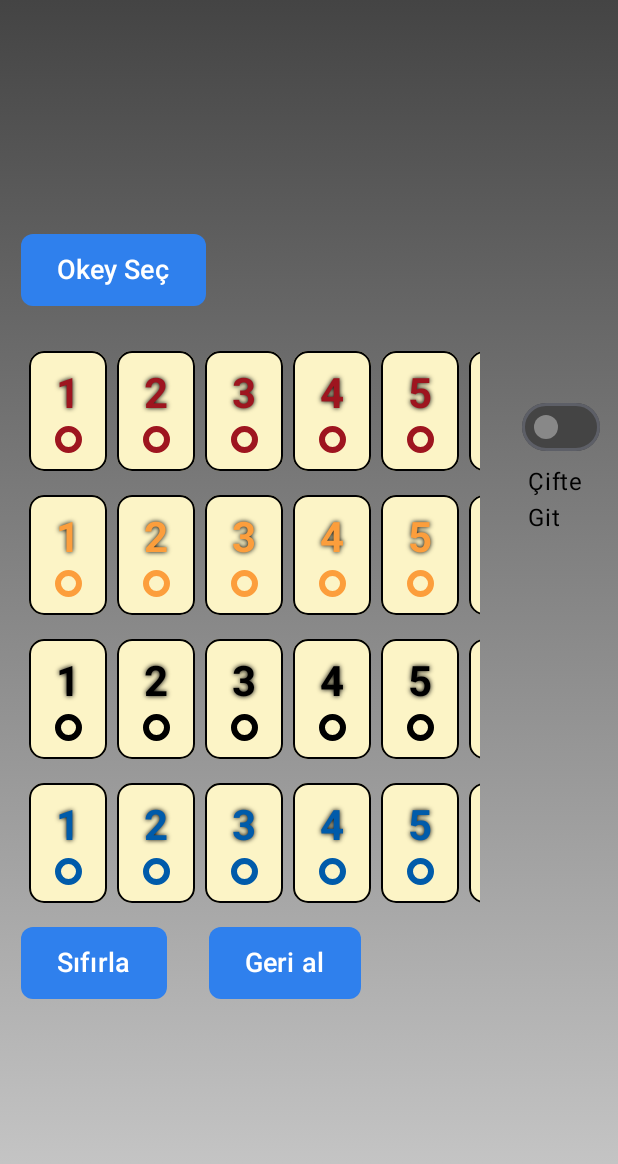
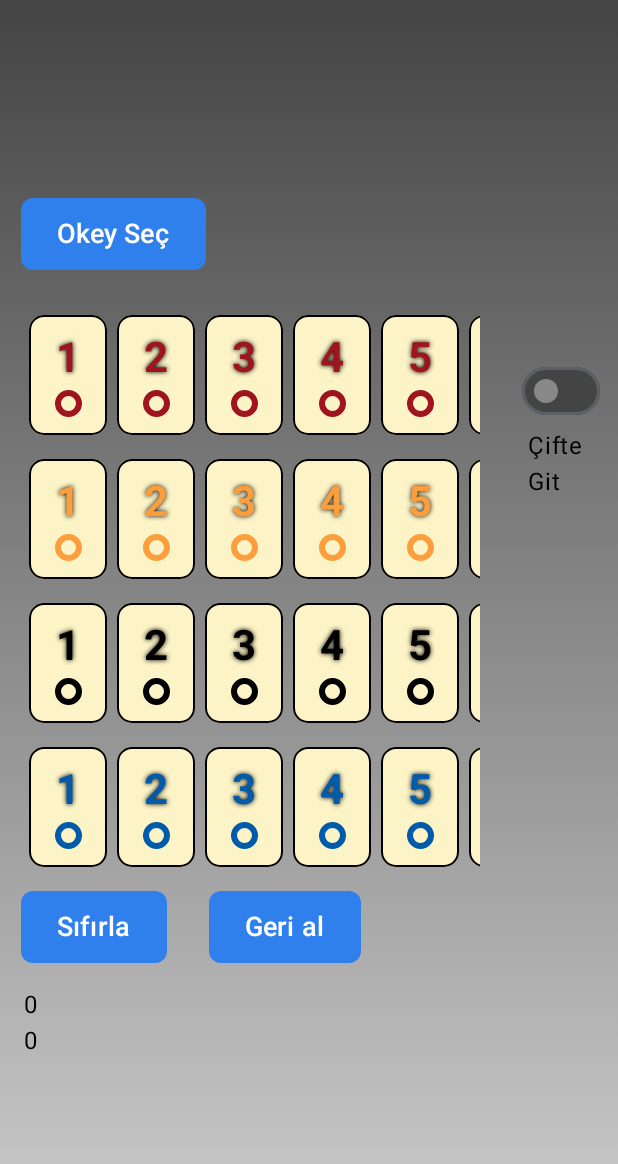
Before and after one commit to meftun1/101OkeyPuanSayici, an Android app built with Jetpack Compose: the screen it shows after launch (MainActivity), on a phone screen of 412 x 824 dp. Shown: the top 1164 px of the screen. Run offline under Robolectric (Android 15) with nearby library versions, the phone set to English and light mode, and no system bars.

Commit message:
puan hesaplama algoritması ve taş dizme algoritması ilerletildi bitmeye hala uzak bir durumda

```diff
--- a/app/src/main/java/com/example/a101okeypuansayici/MainActivity.kt
+++ b/app/src/main/java/com/example/a101okeypuansayici/MainActivity.kt
@@ -173,6 +173,7 @@ fun NavYoneticisi() {
                         .padding(16.dp),
                         verticalArrangement = Arrangement.Center
                     ) {
+                        //buraya müdahale edilecek outofbounds vermesin
                         TasGorunumuOlustur(Tas(okey.renk, okey.sayi, R.drawable.sahteokey), modifier = Modifier.clickable {
                             if (okey.sayi != -1) {
                                 isteka.eldekiTaslar.add(Tas(okey.renk, okey.sayi, R.drawable.sahteokey))
@@ -199,7 +200,7 @@ fun NavYoneticisi() {
                 //tuşlar geri al sıfırla
                 Row {
                     Button(
-                        onClick = {},
+                        onClick = { isteka.eldekiTaslar.clear() },
                         modifier = Modifier
                             .padding(horizontal = 14.dp)
                             .height(48.dp),
@@ -224,54 +225,66 @@ fun NavYoneticisi() {
                     }
                 }
                 //Seçili taşlar kalan puan yanda gösterilebilir
-                Box(modifier = Modifier.padding(top = 16.dp, start = 16.dp)) {
+                Column(modifier = Modifier.padding(top = 16.dp, start = 16.dp)) {
+                    var diziliIsteka = remember { mutableStateListOf<Tas>() }
                     LazyRow {
                         items(isteka.eldekiTaslar) { tas ->
+                            //puan hesaplama algoritması başlıyor yippie
                             TasGorunumuOlustur(tas, modifier = Modifier)
-                            //puan hesaplama algoritması başlıyor yippie
                             var per = remember { mutableStateListOf<Tas>() }
                             var eklemeIzni by remember { mutableStateOf(false) }
                             if (isteka.eldekiTaslar.size == 22) {
                                 isteka.eldekiTaslar.sortBy { it.sayi }
-                                for ((indis, tas) in isteka.eldekiTaslar.withIndex()) {
-                                    if (indis+1==isteka.eldekiTaslar.size){break}
-                                    else{
-                                        if (tas.sayi == isteka.eldekiTaslar.get(indis + 1).sayi && tas.renk != isteka.eldekiTaslar.get(indis + 1).renk) {
+                                for ((indis, soldakiTas) in isteka.eldekiTaslar.withIndex()) {
+                                    if (indis+1<22) {
+                                        val sagdakiTas=isteka.eldekiTaslar.get(indis+1)
+                                        if (soldakiTas.sayi == sagdakiTas.sayi) {
+                                            if(soldakiTas.renk != sagdakiTas.renk){
                                                 if (per.size < 1) {
-                                                per.add(tas)
-                                                per.add(isteka.eldekiTaslar.get(indis + 1))
+                                                    per.add(soldakiTas)
+                                                    per.add(sagdakiTas)
+                                                    continue
                                                 } else {
                                                     for ((i, renkAriyorum) in per.withIndex()) {
-                                                    if (i+1==per.size){break}
-                                                    else{
-                                                        if (renkAriyorum.renk == per.get(i + 1).renk) {
-                                                            eklemeIzni=false
+                                                        if (i + 1 == per.size) {
+                                                            if(renkAriyorum.renk!=sagdakiTas.renk){eklemeIzni=true}
+                                                            else{break}
+                                                        } else {
+                                                            if (renkAriyorum.renk ==sagdakiTas.renk) {
+                                                                eklemeIzni = false
                                                                 break
                                                             } else {
-                                                            eklemeIzni=true
+                                                                eklemeIzni = true
                                                                 continue
                                                             }
                                                         }
                                                     }
-                                                if(eklemeIzni){
-                                                    per.add(isteka.eldekiTaslar.get(indis + 1))
+                                                    if (eklemeIzni) {
+                                                        per.add(sagdakiTas)
+                                                        continue
+                                                    } else continue
                                                 }
-                                                else{
-                                                    if (per.size<3){}
-                                                    else{
-                                                        Log.println(Log.INFO,"bune",per.size.toString())
-                                                    }
+                                            } else continue
+                                        }else if(per.size>2){
+                                            if(diziliIsteka.size<20){
+                                                diziliIsteka.addAll(per)
+                                                per.clear()
                                             }
 
                                         }
-                                        } else if (tas.sayi == 1) {
-                                        }
-                                    }
 
+                                    } else break
                                 }
                             }
                         }
                     }
+                    Text(text = isteka.eldekiTaslar.size.toString())
+                    LazyRow {
+                        items(diziliIsteka){item ->
+                            TasGorunumuOlustur(item, modifier = Modifier)
+                        }
+                    }
+                    Text(text = diziliIsteka.size.toString())
                 }
             }
         }
```
Lines whose indentation alone changed are shown as unchanged.
